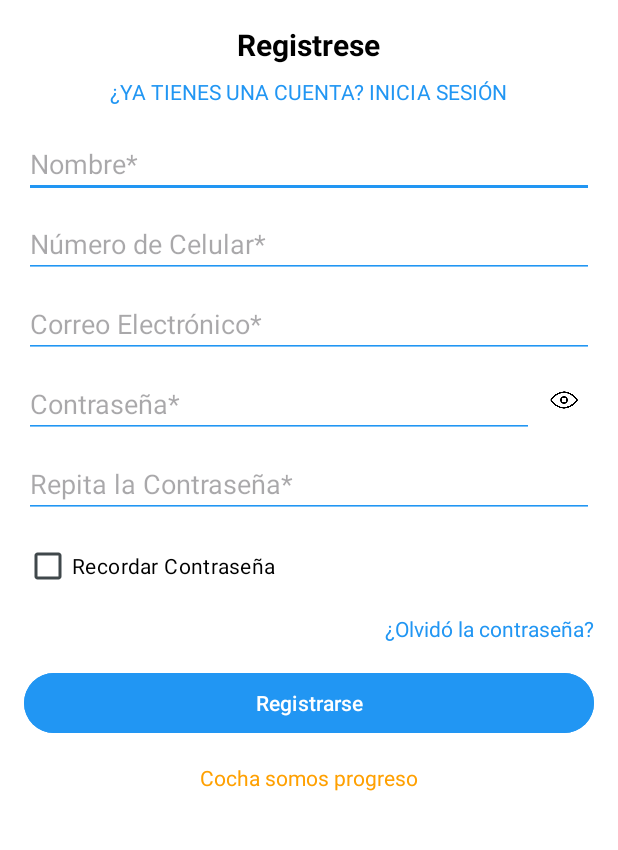
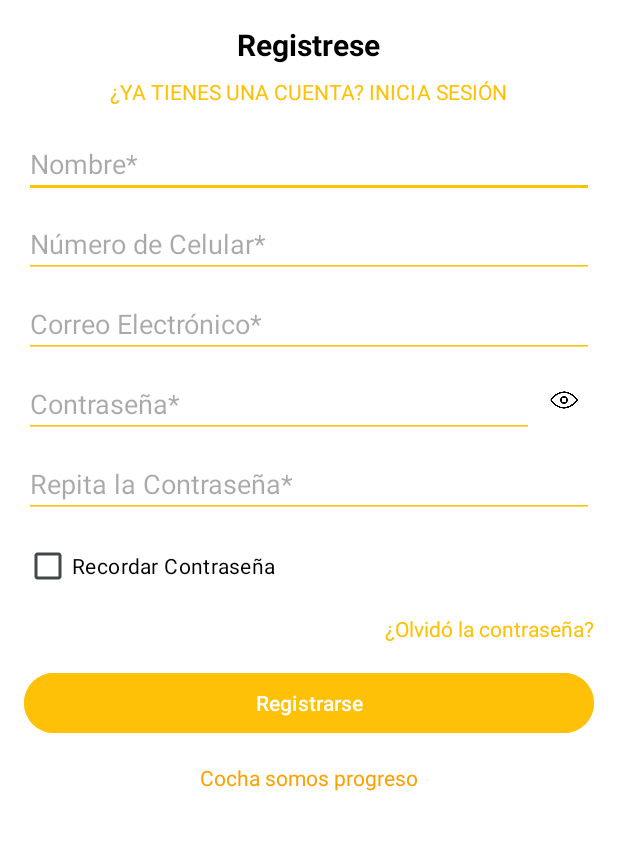
Before and after one commit to albaliriagomez/appmaypi, an Android app: the RegistroActivity screen opened directly, with no data from a screen before it, on a phone screen of 412 x 824 dp, the part 204-1054 px from its top. Run offline under Robolectric (Android 15) with nearby library versions, the phone set to English and light mode, and no system bars.

Commit message:
cambios erika

```diff
--- a/app/src/main/res/layout/activity_main.xml
+++ b/app/src/main/res/layout/activity_main.xml
@@ -124,7 +124,7 @@
         android:layout_width="match_parent"
         android:layout_height="wrap_content"
         android:text="Agregar Contacto"
-        android:backgroundTint="#6200EE"
+        android:backgroundTint="#FFC107"
         android:textColor="#FFFFFF"
         android:layout_marginTop="8dp" />
 
@@ -150,7 +150,7 @@
             android:layout_height="wrap_content"
             android:layout_weight="1"
             android:text="Ingresar"
-            android:backgroundTint="#6200EE"
+            android:backgroundTint="#FFC107"
             android:textColor="#FFFFFF" />
 
         <Button
@@ -159,7 +159,7 @@
             android:layout_height="wrap_content"
             android:layout_weight="1"
             android:text="Registrarse"
-            android:backgroundTint="#03DAC5"
+            android:backgroundTint="#FF9800"
             android:textColor="#FFFFFF" />
     </LinearLayout>
 
--- a/app/src/main/res/layout/activity_registro.xml
+++ b/app/src/main/res/layout/activity_registro.xml
@@ -41,7 +41,7 @@
             android:layout_gravity="center"
             android:layout_marginTop="8dp"
             android:text="¿YA TIENES UNA CUENTA? INICIA SESIÓN"
-            android:textColor="#2196F3"
+            android:textColor="#FFC107"
             android:textSize="14sp" />
 
         <!-- Campos del formulario -->
@@ -51,7 +51,7 @@
             android:layout_height="wrap_content"
             android:hint="Nombre*"
             android:layout_marginTop="16dp"
-            android:backgroundTint="#2196F3" />
+            android:backgroundTint="#FFC107" />
 
         <EditText
             android:id="@+id/phoneEditText"
@@ -59,7 +59,7 @@
             android:layout_height="wrap_content"
             android:hint="Número de Celular*"
             android:inputType="phone"
-            android:backgroundTint="#2196F3"
+            android:backgroundTint="#FFC107"
             android:layout_marginTop="8dp" />
 
         <EditText
@@ -68,7 +68,7 @@
             android:layout_height="wrap_content"
             android:hint="Correo Electrónico*"
             android:inputType="textEmailAddress"
-            android:backgroundTint="#2196F3"
+            android:backgroundTint="#FFC107"
             android:layout_marginTop="8dp" />
 
         <!-- Campo de contraseña con ícono para mostrar/ocultar -->
@@ -85,7 +85,7 @@
                 android:layout_weight="1"
                 android:hint="Contraseña*"
                 android:inputType="textPassword"
-                android:backgroundTint="#2196F3" />
+                android:backgroundTint="#FFC107" />
 
             <ImageView
                 android:id="@+id/togglePasswordVisibility"
@@ -103,7 +103,7 @@
             android:layout_height="wrap_content"
             android:hint="Repita la Contraseña*"
             android:inputType="textPassword"
-            android:backgroundTint="#2196F3"
+            android:backgroundTint="#FFC107"
             android:layout_marginTop="8dp" />
 
 
@@ -125,7 +125,7 @@
             android:layout_gravity="end"
             android:layout_marginTop="8dp"
             android:text="¿Olvidó la contraseña?"
-            android:textColor="#2196F3" />
+            android:textColor="#FFC107" />
 
         <!-- Botón de inicio sesión -->
         <Button
@@ -133,7 +133,7 @@
             android:layout_width="match_parent"
             android:layout_height="wrap_content"
             android:layout_marginTop="16dp"
-            android:backgroundTint="#2196F3"
+            android:backgroundTint="#FFC107"
             android:text="Registrarse"
             android:textColor="#FFFFFF" />
 
--- a/app/src/main/res/layout/fragment_codigo_rastreo.xml
+++ b/app/src/main/res/layout/fragment_codigo_rastreo.xml
@@ -82,7 +82,7 @@
             android:layout_width="match_parent"
             android:layout_height="wrap_content"
             android:text="Agregar Código"
-            android:backgroundTint="#6200EE"
+            android:backgroundTint="#FFC107"
             android:textColor="#FFFFFF"
             android:layout_marginBottom="16dp" />
 
@@ -92,14 +92,14 @@
             android:layout_width="match_parent"
             android:layout_height="wrap_content"
             android:stretchColumns="1"
-            android:background="#F9F9F9"
+            android:background="#FFC107"
             android:elevation="2dp">
 
             <!-- Encabezados -->
             <TableRow
                 android:layout_width="match_parent"
                 android:layout_height="wrap_content"
-                android:background="#6200EE">
+                android:background="#FFC107">
 
                 <TextView
                     android:layout_width="0dp"
--- a/app/src/main/res/layout/fragment_contacto_emergencia.xml
+++ b/app/src/main/res/layout/fragment_contacto_emergencia.xml
@@ -93,7 +93,7 @@
             android:layout_width="match_parent"
             android:layout_height="wrap_content"
             android:text="Agregar Contacto"
-            android:backgroundTint="#6200EE"
+            android:backgroundTint="#FFC107"
             android:textColor="#FFFFFF"
             android:layout_marginBottom="16dp" />
 
@@ -110,7 +110,7 @@
             <TableRow
                 android:layout_width="match_parent"
                 android:layout_height="wrap_content"
-                android:background="#6200EE">
+                android:background="#FFC107">
 
                 <TextView
                     android:layout_width="0dp"
--- a/app/src/main/res/layout/fragment_guia.xml
+++ b/app/src/main/res/layout/fragment_guia.xml
@@ -135,7 +135,7 @@
                 android:layout_width="wrap_content"
                 android:layout_height="wrap_content"
                 android:text="Ver Todo →"
-                android:background="#F8FAFC"
+                android:background="#FFC107"
                 android:textColor="#4F46E5"
                 android:layout_marginBottom="16dp" />
 
@@ -190,7 +190,7 @@
                 android:layout_width="wrap_content"
                 android:layout_height="wrap_content"
                 android:text="Ver Todo →"
-                android:background="#F8FAFC"
+                android:background="#FFC107"
                 android:textColor="#4F46E5" />
 
         </LinearLayout>
--- a/app/src/main/res/layout/fragment_reportar.xml
+++ b/app/src/main/res/layout/fragment_reportar.xml
@@ -21,7 +21,7 @@
             <TextView
                 android:layout_width="match_parent"
                 android:layout_height="wrap_content"
-                android:background="#D1B3FF"
+                android:background="#FFC107"
                 android:text="DESAPARECIDO"
                 android:textSize="26sp"
                 android:textColor="#FFFFFF"
@@ -188,7 +188,7 @@
                     android:layout_width="match_parent"
                     android:layout_height="wrap_content"
                     android:text="Cargar Imagen"
-                    android:backgroundTint="#800080"
+                    android:backgroundTint="#FFC107"
                     android:textColor="#FFFFFF" />
             </LinearLayout>
 
@@ -216,7 +216,7 @@
                     android:layout_weight="1"
                     android:layout_marginStart="4dp"
                     android:text="Enviar"
-                    android:backgroundTint="#800080"
+                    android:backgroundTint="#FFC107"
                     android:textColor="#FFFFFF" />
             </LinearLayout>
         </LinearLayout>
--- a/app/src/main/res/layout/fragment_soporte.xml
+++ b/app/src/main/res/layout/fragment_soporte.xml
@@ -163,7 +163,7 @@
                     android:layout_width="wrap_content"
                     android:layout_height="wrap_content"
                     android:text="Enviar"
-                    android:backgroundTint="#6200EE"
+                    android:backgroundTint="#FFC107"
                     android:textColor="#FFFFFF" />
             </LinearLayout>
 
```
